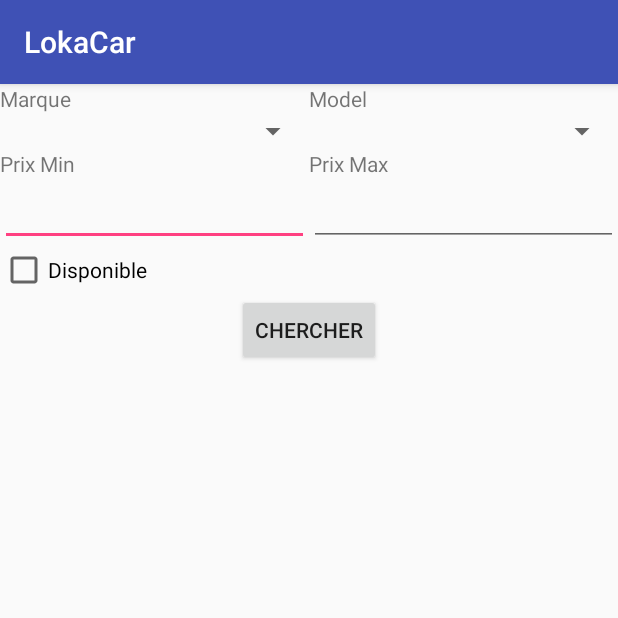
After one commit to morganebaud/LokaCar, an Android app: the SearchActivity screen opened directly, with no data from a screen before it, on a phone screen of 412 x 824 dp, the top half of it. The commit adds this screen. Run offline under Robolectric (Android 15) with nearby library versions, the phone set to English and light mode, and no system bars.

Commit message:
creation de l'ecran de recherche et recherche en cours

```diff
--- a/app/src/main/AndroidManifest.xml
+++ b/app/src/main/AndroidManifest.xml
@@ -16,7 +16,8 @@
                 <category android:name="android.intent.category.LAUNCHER" />
             </intent-filter>
         </activity>
-        <activity android:name=".controller.ListActivity"></activity>
+        <activity android:name=".controller.ListActivity" />
+        <activity android:name=".controller.SearchActivity"></activity>
     </application>
 
 </manifest>
--- a/app/src/main/java/fr/ecole/eni/lokacar/bddHelper/AgenceHelper.java
+++ b/app/src/main/java/fr/ecole/eni/lokacar/bddHelper/AgenceHelper.java
@@ -16,6 +16,7 @@ public class AgenceHelper extends SQLiteOpenHelper {
     @Override
     public void onCreate(SQLiteDatabase db) {
         db.execSQL(GlobalContract.AGENCES_CREATE_TABLE);
+        db.execSQL(GlobalContract.SALARIES_CREATE_TABLE);
         db.execSQL(GlobalContract.MODELE_DETAIL_CREATE_TABLE);
         db.execSQL(GlobalContract.MODELS_CREATE_TABLE);
         db.execSQL(GlobalContract.VOITURES_CREATE_TABLE);
--- a/app/src/main/java/fr/ecole/eni/lokacar/contract/VoitureContract.java
+++ b/app/src/main/java/fr/ecole/eni/lokacar/contract/VoitureContract.java
@@ -10,8 +10,8 @@ public abstract class VoitureContract {
             + "PRIX DOUBLE , "
             + "PLAQUE TEXT , "
             + "PHOTOPATH TEXT , "
-            + "ISDISPO INTEGER "
-            + "MARQUE TEXT "
+            + "ISDISPO INTEGER , "
+            + "MARQUE TEXT , "
             + "CODEAGENCE INTEGER "
             + ")";
 
--- /dev/null
+++ b/app/src/main/java/fr/ecole/eni/lokacar/controller/SearchActivity.java
@@ -0,0 +1,57 @@
+package fr.ecole.eni.lokacar.controller;
+
+import android.content.Intent;
+import android.support.v7.app.AppCompatActivity;
+import android.os.Bundle;
+import android.view.View;
+import android.widget.CheckBox;
+import android.widget.Spinner;
+import android.widget.TextView;
+
+import org.w3c.dom.Text;
+
+import java.util.ArrayList;
+import java.util.List;
+
+import fr.ecole.eni.lokacar.R;
+import fr.ecole.eni.lokacar.bean.Agence;
+import fr.ecole.eni.lokacar.bean.Marque;
+import fr.ecole.eni.lokacar.bean.Model;
+import fr.ecole.eni.lokacar.bean.Voiture;
+import fr.ecole.eni.lokacar.dao.VoitureDao;
+
+public class SearchActivity extends AppCompatActivity {
+
+    @Override
+    protected void onCreate(Bundle savedInstanceState) {
+        super.onCreate(savedInstanceState);
+        setContentView(R.layout.activity_search);
+
+    }
+
+    public void SearchClick(View view) {
+        //si la recherche est vide on envoie tout la liste
+        Intent intent = new Intent(SearchActivity.this,ListActivity.class);
+
+        VoitureDao voitureDao = new VoitureDao(SearchActivity.this);
+
+        String critereMarque =  null;//((Marque) ((Spinner) findViewById(R.id.activity_search_spin_marque)).getSelectedItem()).getNom();
+        String critereModel = null;//((Model) ((Spinner) findViewById(R.id.activity_search_spin_model)).getSelectedItem()).getModeleCommercial();
+
+        String criterePrixMin = ((TextView) findViewById(R.id.activity_search_etnum_prixmin)).getText().toString();
+        criterePrixMin = criterePrixMin.isEmpty() ?  null : criterePrixMin;
+
+        String criterePrixMax = ((TextView) findViewById(R.id.activity_search_etnum_prixmax)).getText().toString();
+        criterePrixMax = criterePrixMax.isEmpty() ?  null : criterePrixMax;
+
+        //String critereDispo = ((CheckBox) findViewById(R.id.activity_search_cb_dispo)).isChecked() ? "1" : "0";
+
+
+        ArrayList<Voiture> resultats = voitureDao.getListeBySearch(SearchActivity.this,critereMarque, critereModel,criterePrixMin,criterePrixMax/*,critereDispo*/);
+
+
+        intent.putParcelableArrayListExtra("resultats",resultats);
+
+        startActivity(intent);
+    }
+}
--- /dev/null
+++ b/app/src/main/res/layout/activity_search.xml
@@ -0,0 +1,143 @@
+<?xml version="1.0" encoding="utf-8"?>
+<LinearLayout xmlns:android="http://schemas.android.com/apk/res/android"
+    xmlns:tools="http://schemas.android.com/tools"
+    android:layout_width="match_parent"
+    android:layout_height="match_parent"
+    android:orientation="vertical">
+    <TableLayout
+        android:layout_width="match_parent"
+        android:layout_height="wrap_content">
+
+
+        <TableRow
+            android:layout_width="match_parent"
+            android:layout_height="match_parent">
+
+            <TextView
+                android:id="@+id/activity_search_tv_marque"
+                android:layout_width="0dp"
+                android:layout_height="wrap_content"
+                android:layout_weight="0.5"
+                android:text="Marque"/>
+
+            <TextView
+                android:id="@+id/activity_search_tv_model"
+                android:layout_width="0dp"
+                android:layout_height="wrap_content"
+                android:layout_weight="0.5"
+                android:text="Model" />
+
+        </TableRow>
+
+        <TableRow
+            android:layout_width="match_parent"
+            android:layout_height="match_parent">
+
+            <Spinner
+                android:id="@+id/activity_search_spin_marque"
+                android:layout_width="0dp"
+                android:layout_height="wrap_content"
+                android:layout_weight="0.5" />
+
+            <Spinner
+                android:id="@+id/activity_search_spin_model"
+                android:layout_width="0dp"
+                android:layout_height="wrap_content"
+                android:layout_weight="0.5"/>
+
+        </TableRow>
+
+        <TableRow
+            android:layout_width="match_parent"
+            android:layout_height="match_parent" >
+
+            <TextView
+                android:id="@+id/activity_search_tv_prixmin"
+                android:layout_width="0dp"
+                android:layout_height="wrap_content"
+                android:layout_weight="0.5"
+                android:text="Prix Min" />
+
+            <TextView
+                android:id="@+id/activity_search_tv_prixMax"
+                android:layout_width="0dp"
+                android:layout_height="wrap_content"
+                android:layout_weight="0.5"
+                android:text="Prix Max" />
+        </TableRow>
+
+        <TableRow
+            android:layout_width="match_parent"
+            android:layout_height="match_parent">
+
+            <EditText
+                android:id="@+id/activity_search_etnum_prixmin"
+                android:layout_width="0dp"
+                android:layout_height="wrap_content"
+                android:layout_weight="0.5"
+                android:inputType="number" />
+
+            <EditText
+                android:id="@+id/activity_search_etnum_prixmax"
+                android:layout_width="0dp"
+                android:layout_height="wrap_content"
+                android:layout_weight="0.5"
+                android:inputType="number" />
+        </TableRow>
+
+
+        <TableRow
+            android:layout_width="match_parent"
+            android:layout_height="match_parent">
+
+            <!--RadioGroup
+                android:layout_width="wrap_content"
+                android:layout_height="wrap_content"
+                android:orientation="horizontal">
+
+                <RadioButton
+                    android:id="@+id/activity_search_rb_dispo"
+                    android:layout_width="wrap_content"
+                    android:layout_height="wrap_content"
+                    android:layout_weight="1"
+                    android:text="Disponible" />
+
+                <RadioButton
+                    android:id="@+id/activity_search_rb_nondispo"
+                    android:layout_width="wrap_content"
+                    android:layout_height="wrap_content"
+                    android:layout_weight="1"
+                    android:text="Indisponible" />
+
+                <RadioButton
+                    android:id="@+id/activity_search_rb_tout"
+                    android:layout_width="wrap_content"
+                    android:layout_height="wrap_content"
+                    android:layout_weight="1"
+                    android:text="Tous" />
+            </RadioGroup-->
+
+            <CheckBox
+                android:id="@+id/activity_search_cb_dispo"
+                android:layout_width="wrap_content"
+                android:layout_height="wrap_content"
+                android:text="Disponible" />
+        </TableRow>
+
+    </TableLayout>
+
+    <LinearLayout
+        android:layout_width="match_parent"
+        android:layout_height="match_parent"
+        android:orientation="vertical">
+
+        <Button
+            android:id="@+id/activity_search_btn_serach"
+            android:layout_width="wrap_content"
+            android:layout_gravity="center"
+            android:layout_height="wrap_content"
+            android:text="Chercher"
+            android:onClick="SearchClick"
+            />
+    </LinearLayout>
+</LinearLayout>
```
Also changed, not shown: app/src/main/java/fr/ecole/eni/lokacar/bean/Voiture.java (+51 -1 lines), app/src/main/java/fr/ecole/eni/lokacar/contract/GlobalContract.java (+11 -10 lines), app/src/main/java/fr/ecole/eni/lokacar/contract/SalarieContract.java (+7 -7 lines), app/src/main/java/fr/ecole/eni/lokacar/controller/MainActivity.java (+17 -4 lines), app/src/main/java/fr/ecole/eni/lokacar/dao/VoitureDao.java (+83 -16 lines).
